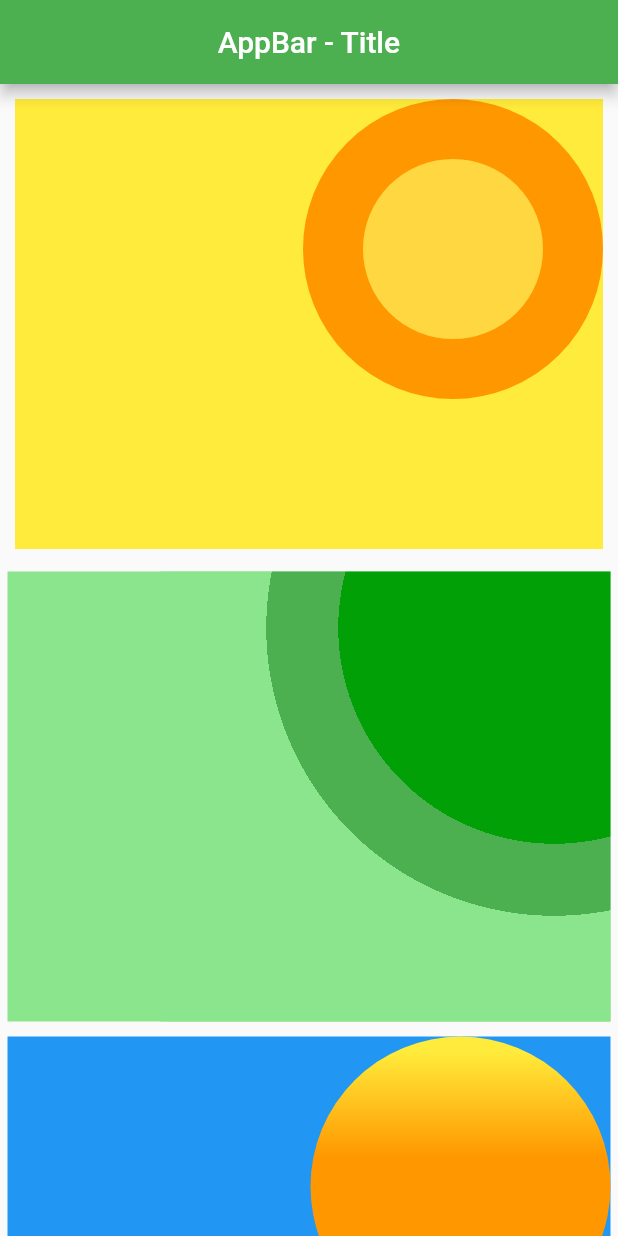
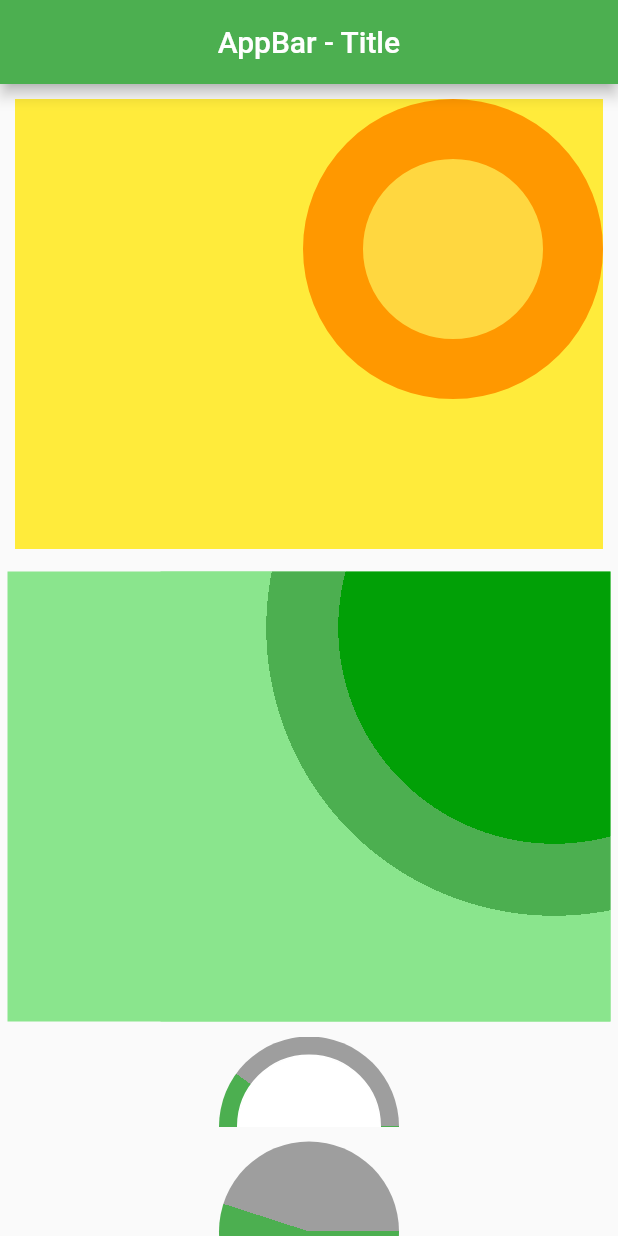
Before and after one commit to AlexandreMilitao/Tipos-de-Gradient, a Flutter app: the screen it shows after launch, on a phone screen of 412 x 824 dp. Run offline on Flutter 3.47's test engine with Material 2 defaults, Android fonts, the phone set to English and light mode, and no system bars.

Commit message:
Indicador meio circulo

```diff
--- a/lib/main.dart
+++ b/lib/main.dart
@@ -88,6 +88,69 @@ class _HomePageState extends State<SecondPage> {
           ),
           Padding(
             padding: const EdgeInsets.all(5.0),
+            child: Center(
+              child: ClipRect(
+                child: Align(
+                  alignment: Alignment.topCenter,
+                  heightFactor: 0.5,
+                  child: Container(
+                    height: 120,
+                    decoration: const BoxDecoration(
+                      shape: BoxShape.circle,
+                      color: Colors.green,
+                      gradient: SweepGradient(
+                        colors: [
+                          Colors.green,
+                          Colors.green,
+                          Colors.green,
+                          Colors.grey,
+                        ],
+                        stops: [
+                          .2,
+                          .2,
+                          .2,
+                          .2,
+                        ],
+                        startAngle: 3.14,
+                      ),
+                    ),
+                    child: Container(
+                      margin: EdgeInsets.all(12),
+                      height: 120,
+                      decoration: BoxDecoration(
+                        shape: BoxShape.circle,
+                        color: Colors.white,
+                        border: Border.all(color: Colors.white),
+                      ),
+                    ),
+                  ),
+                ),
+              ),
+            ),
+          ),
+          Padding(
+            padding: const EdgeInsets.all(5),
+            child: Container(
+              height: 120,
+              decoration: const BoxDecoration(
+                shape: BoxShape.circle,
+                color: Colors.green,
+                gradient: SweepGradient(
+                  colors: [
+                    Colors.green,
+                    Colors.grey,
+                  ],
+                  stops: [
+                    .1,
+                    .1,
+                  ],
+                  startAngle: 3.14,
+                ),
+              ),
+            ),
+          ),
+          Padding(
+            padding: const EdgeInsets.all(5.0),
             child: Container(
               height: 300.0,
               alignment: Alignment.topRight,
```
Also changed, not shown: pubspec.lock, 1 other file.
